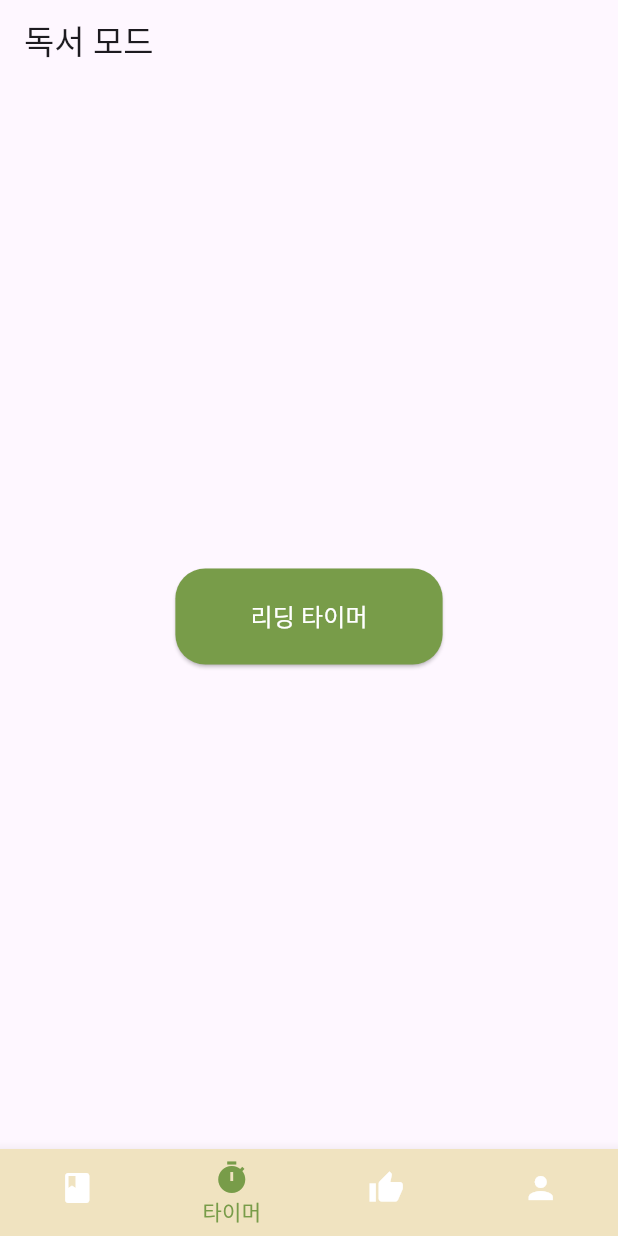
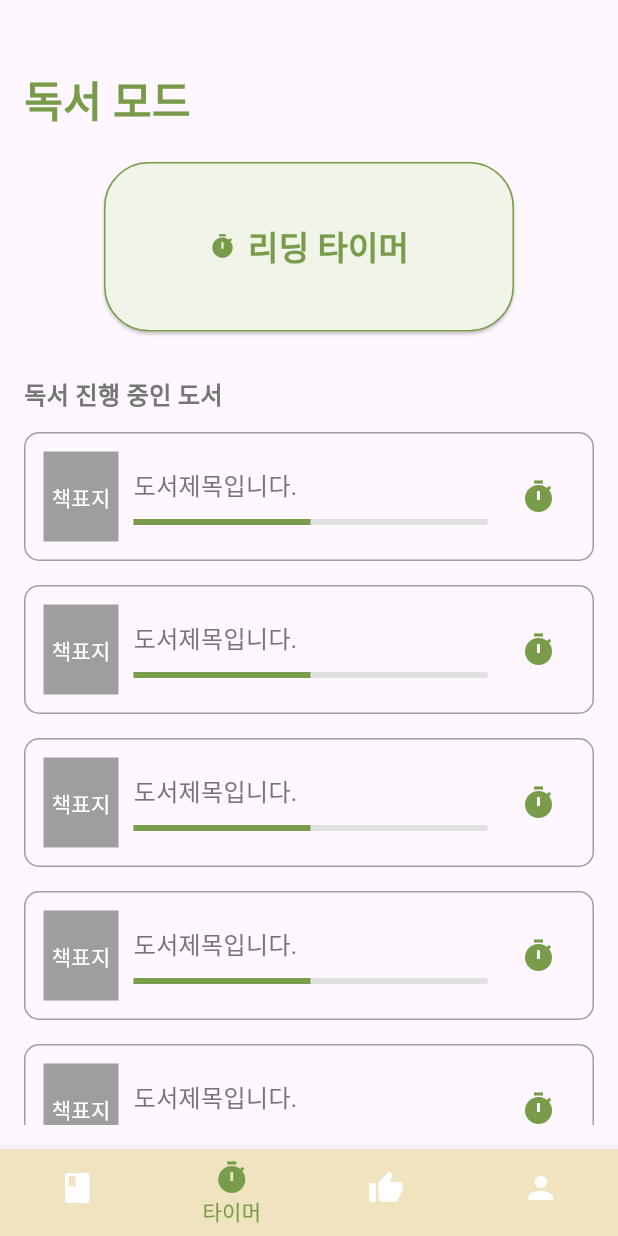
Before and after one commit to yangseoh22/capstone_bookgrow_App, a Flutter app: the Timer screen opened directly, on a phone screen of 412 x 824 dp. Run offline on Flutter 3.47's test engine with Material 3 defaults, Android fonts, the phone set to English and light mode, and no system bars; our stand-ins replace camera, get, logger; missing offline and left inert: barcode_scan2.

Commit message:
TASK #10 : 독서모드 홈, 읽던 책 타이머 바로가게, 타이머 글자색 변경

```diff
--- a/lib/mybooks/mybooks.dart
+++ b/lib/mybooks/mybooks.dart
@@ -137,7 +137,8 @@ class _MyBooksState extends State<MyBooks> {
                             child: Text(
                               '도서제목입니다.',
                               style: TextStyle(
-                                color: Colors.grey,
+                                fontSize: 16,
+                                color: Colors.grey[600],
                               ),
                             ),
                           ),
--- a/lib/reading/reading_home.dart
+++ b/lib/reading/reading_home.dart
@@ -1,16 +1,29 @@
 import 'package:flutter/material.dart';
 import '../custom_bottom_nav.dart';
 import 'reading_selection1.dart';
+import 'reading_timer1.dart';
 
 class Timer extends StatelessWidget {
   @override
   Widget build(BuildContext context) {
     return Scaffold(
-      appBar: AppBar(
-        title: Text('독서 모드'),
+      body: Padding(
+        padding: const EdgeInsets.all(16.0),
+        child: Column(
+          crossAxisAlignment: CrossAxisAlignment.start,
+          children: [
+            SizedBox(height: 30),
+            Text(
+              '독서 모드',
+              style: TextStyle(
+                fontSize: 28,
+                fontWeight: FontWeight.bold,
+                color: Color(0xFF789C49), // 초록색 텍스트
               ),
-      body: Center(
-        child: ElevatedButton(
+            ),
+            SizedBox(height: 20),
+            Center(
+              child: ElevatedButton.icon(
                 onPressed: () {
                   Navigator.push(
                     context,
@@ -18,16 +31,101 @@ class Timer extends StatelessWidget {
                   );
                 },
                 style: ElevatedButton.styleFrom(
-            padding: EdgeInsets.symmetric(horizontal: 50, vertical: 20),
-            backgroundColor: Color(0xFF789C49), // 버튼 색상
+                  backgroundColor: Color(0xFFF1F4E8),
+                  padding: EdgeInsets.symmetric(horizontal: 70, vertical: 40),
+                  side: BorderSide(color: Color(0xFF789C49)),
                   shape: RoundedRectangleBorder(
-              borderRadius: BorderRadius.circular(20.0),
+                    borderRadius: BorderRadius.circular(30.0),
                   ),
                 ),
+                icon: Icon(Icons.timer, color: Color(0xFF789C49)),
+                label: Text(
+                  '리딩 타이머',
+                  style: TextStyle(
+                    fontSize: 22,
+                    color: Color(0xFF789C49),
+                    fontWeight: FontWeight.bold,
+                  ),
+                ),
+              ),
+            ),
+            SizedBox(height: 30),
+            Text(
+              '독서 진행 중인 도서',
+              style: TextStyle(
+                fontSize: 16,
+                fontWeight: FontWeight.bold,
+                color: Colors.grey[600],
+              ),
+            ),
+            SizedBox(height: 5),
+            Expanded(
+              child: ListView.builder(
+                itemCount: 5, // 샘플 도서 개수
+                itemBuilder: (context, index) {
+                  return Padding(
+                    padding: const EdgeInsets.symmetric(vertical: 8.0),
+                    child: Container(
+                      padding: const EdgeInsets.all(12),
+                      decoration: BoxDecoration(
+                        border: Border.all(color: Colors.grey),
+                        borderRadius: BorderRadius.circular(10),
+                      ),
+                      child: Row(
+                        children: [
+                          Container(
+                            width: 50,
+                            height: 60,
+                            color: Colors.grey, // 책 표지 위치
+                            child: Center(
                               child: Text(
-            '리딩 타이머',
-            style: TextStyle(fontSize: 16, color: Colors.white),
+                                '책표지',
+                                style: TextStyle(color: Colors.white),
                               ),
+                            ),
+                          ),
+                          SizedBox(width: 10),
+                          Expanded(
+                            child: Column(
+                              crossAxisAlignment: CrossAxisAlignment.start,
+                              children: [
+                                Text(
+                                  '도서제목입니다.',
+                                  style: TextStyle(
+                                    fontSize: 16,
+                                    color: Colors.grey[600],
+                                  ),
+                                ),
+                                SizedBox(height: 10),
+                                LinearProgressIndicator(
+                                  value: 0.5, // 진행도 예시
+                                  color: Color(0xFF789C49),
+                                  backgroundColor: Colors.grey[300],
+                                ),
+                              ],
+                            ),
+                          ),
+                          SizedBox(width: 10),
+                          IconButton(
+                            icon: Icon(
+                              Icons.timer,
+                              color: Color(0xFF789C49),
+                            ),
+                            onPressed: () {
+                              Navigator.push(
+                                context,  //읽고 있던 책은 바로 타이머 시작으로 넘어감
+                                MaterialPageRoute(builder: (context) => ReadingTimerPage1()),
+                              );
+                            },
+                          ),
+                        ],
+                      ),
+                    ),
+                  );
+                },
+              ),
+            ),
+          ],
         ),
       ),
       bottomNavigationBar: CustomBottomNavBar(selectedIndex: 1),
--- a/lib/reading/reading_timer1.dart
+++ b/lib/reading/reading_timer1.dart
@@ -109,7 +109,7 @@ class _ReadingTimerPage1State extends State<ReadingTimerPage1> {
                     alignment: Alignment.centerLeft,
                     child: Text(
                       '도서명 : 도서제목입니다',
-                      style: TextStyle(fontSize: 16, color: Colors.grey),
+                      style: TextStyle(fontSize: 16, color: Colors.grey[600]),
                     ),
                   ),
                   SizedBox(height: 160),
--- a/lib/reading/reading_timer2.dart
+++ b/lib/reading/reading_timer2.dart
@@ -72,7 +72,7 @@ class _ReadingTimerPage2State extends State<ReadingTimerPage2> {
             // 도서명
             Text(
               '도서명 : 도서제목입니다',
-              style: TextStyle(fontSize: 16, color: Colors.grey),
+              style: TextStyle(fontSize: 16, color: Colors.grey[600]),
             ),
             SizedBox(height: 70),
 
@@ -106,7 +106,7 @@ class _ReadingTimerPage2State extends State<ReadingTimerPage2> {
             // 누적 독서 시간
             Text(
               '이 도서의 누적 독서 시간 : 00: 00 : 00',
-              style: TextStyle(fontSize: 14, color: Colors.black),
+              style: TextStyle(fontSize: 14, color: Colors.grey[600]),
             ),
             SizedBox(height: 10),
 
@@ -115,7 +115,7 @@ class _ReadingTimerPage2State extends State<ReadingTimerPage2> {
               children: [
                 Text(
                   '종료 시점 페이지 : ',
-                  style: TextStyle(fontSize: 14),
+                  style: TextStyle(fontSize: 14, color:Colors.grey[600]),
                 ),
                 Expanded(
                   child: TextField(
@@ -134,7 +134,7 @@ class _ReadingTimerPage2State extends State<ReadingTimerPage2> {
             // 독서 후 느낀점 입력 필드
             Text(
               '독서 후 느낀점 :',
-              style: TextStyle(fontSize: 14),
+              style: TextStyle(fontSize: 14, color: Colors.grey[600]),
             ),
             SizedBox(height: 10),
             TextField(
```
Lines whose indentation alone changed are shown as unchanged.
